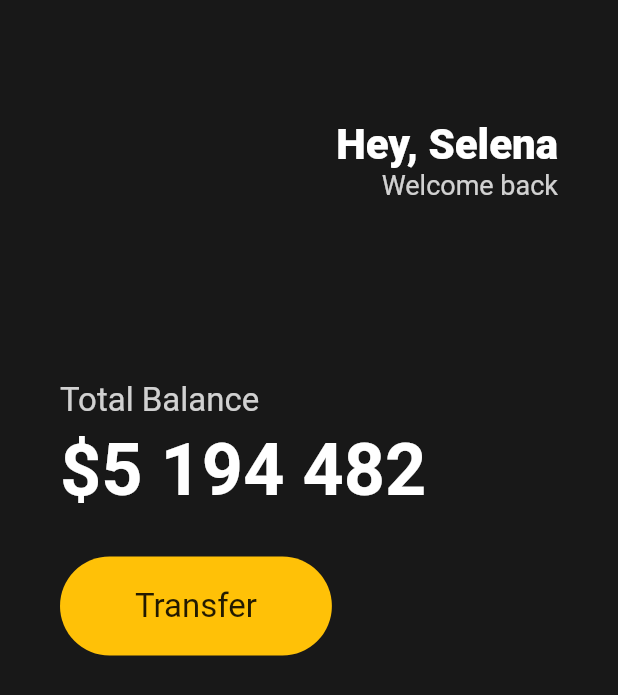
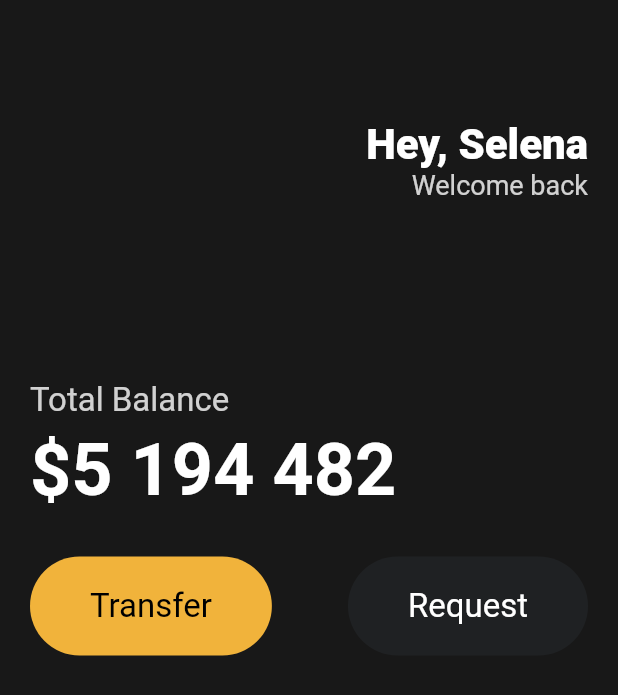
Before and after one commit to Lecture-Summary/toonflix, a Flutter app: the screen it shows after launch, on a phone screen of 412 x 824 dp. Shown: the top 695 px of the screen. Run offline on Flutter 3.47's test engine with Material 2 defaults, Android fonts, the phone set to English and light mode, and no system bars.

Commit message:
#3.5 Reusable Widgets

```diff
--- a/lib/main.dart
+++ b/lib/main.dart
@@ -1,4 +1,5 @@
 import 'package:flutter/material.dart';
+import 'package:toonflix/widgets/button.dart';
 
 void main() {
   runApp(App());
@@ -11,7 +12,7 @@ class App extends StatelessWidget {
       home: Scaffold(
         backgroundColor: const Color(0xFF181818),
         body: Padding(
-          padding: const EdgeInsets.symmetric(horizontal: 40),
+          padding: const EdgeInsets.symmetric(horizontal: 20),
           child: Column(
             crossAxisAlignment: CrossAxisAlignment.start,
             children: [
@@ -68,25 +69,18 @@ class App extends StatelessWidget {
                 height: 30,
               ),
               Row(
-                children: [
-                  Container(
-                    decoration: BoxDecoration(
-                      color: Colors.amber,
-                      borderRadius: BorderRadius.circular(45),
-                    ),
-                    child: const Padding(
-                      padding: EdgeInsets.symmetric(
-                        vertical: 20,
-                        horizontal: 50,
-                      ),
-                      child: Text(
-                        'Transfer',
-                        style: TextStyle(
-                          fontSize: 22,
-                        ),
-                      ),
-                    ),
-                  )
+                mainAxisAlignment: MainAxisAlignment.spaceBetween,
+                children: const [
+                  Button(
+                    text: 'Transfer',
+                    bgColor: Color(0xFFF1B33B),
+                    textColor: Colors.black,
+                  ),
+                  Button(
+                    text: 'Request',
+                    bgColor: Color(0xFF1F2123),
+                    textColor: Colors.white,
+                  ),
                 ],
               )
             ],
--- /dev/null
+++ b/lib/widgets/button.dart
@@ -0,0 +1,37 @@
+import 'package:flutter/material.dart';
+
+class Button extends StatelessWidget {
+  final String text;
+  final Color bgColor;
+  final Color textColor;
+
+  const Button({
+    super.key,
+    required this.text,
+    required this.bgColor,
+    required this.textColor,
+  });
+
+  @override
+  Widget build(BuildContext context) {
+    return Container(
+      decoration: BoxDecoration(
+        color: bgColor,
+        borderRadius: BorderRadius.circular(45),
+      ),
+      child: Padding(
+        padding: const EdgeInsets.symmetric(
+          vertical: 20,
+          horizontal: 40,
+        ),
+        child: Text(
+          text,
+          style: TextStyle(
+            color: textColor,
+            fontSize: 22,
+          ),
+        ),
+      ),
+    );
+  }
+}
```
